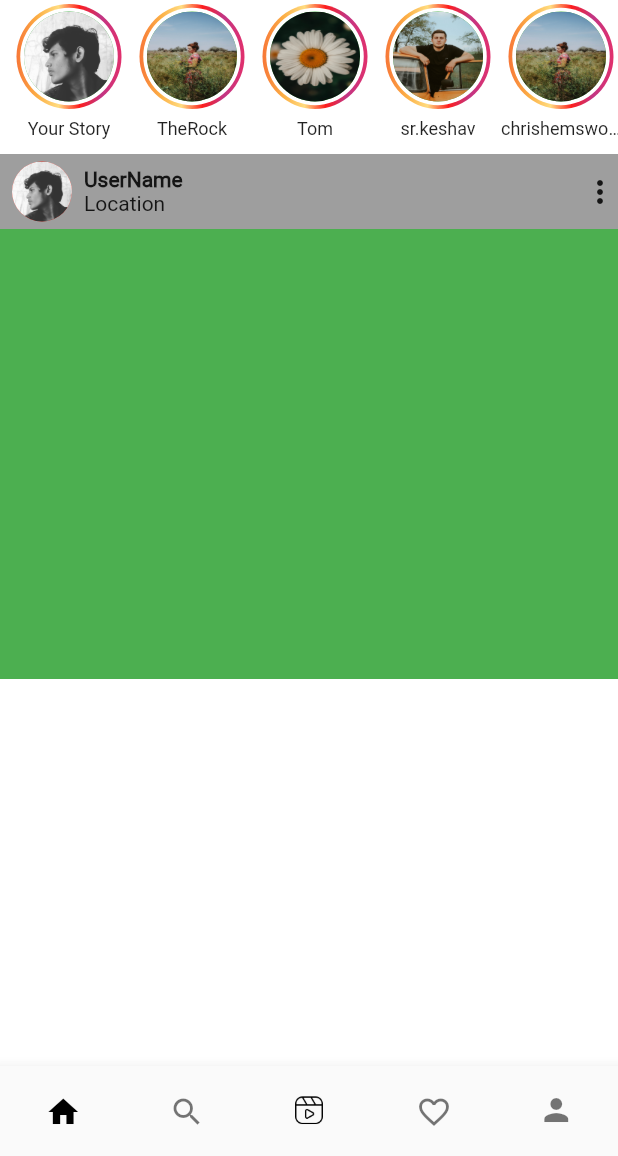
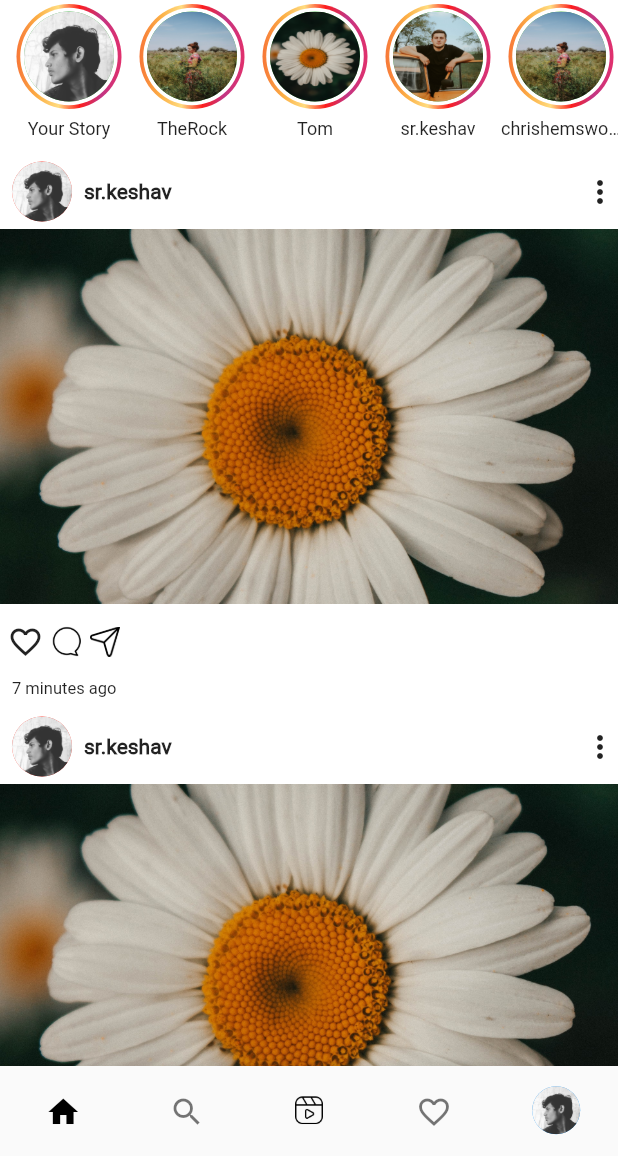
Before and after one commit to KESHAVBERG/Instagramclone, a Flutter app: the screen it shows after launch, on a phone screen of 412 x 824 dp, the part 80-1236 px from its top. Run offline on Flutter 3.47's test engine with Material 2 defaults, Android fonts, the phone set to English and light mode, and no system bars.

Commit message:
done with the feeds

```diff
--- a/lib/consts/feedPosts.dart
+++ b/lib/consts/feedPosts.dart
@@ -1,15 +1,55 @@
 import 'package:flutter/material.dart';
 
 
-Container postContainer(context){
+Container postContainer(context, String userName, String imgloaction, String profilePic){
   return
     Container(
-      height: 350,
+      height: 370,
       width: MediaQuery.of(context).size.width,
-      color: Colors.green,
+      // color: Colors.green,
       child: Column(
+        crossAxisAlignment: CrossAxisAlignment.start,
         children: [
-          FeedPostHeader(context),
+          FeedPostHeader(context, userName,profilePic),
+          imageholder(imgloaction),
+          Container(
+            padding: EdgeInsets.symmetric(horizontal: 5),
+            height:50,
+            // color: Colors.lightBlue,
+            child: Row(
+              children: [
+                Icon(Icons.favorite_border),
+                SizedBox(width: 3,),
+                Container(
+                  height: 25,
+                  width: 25,
+                  decoration:const BoxDecoration(
+                    image: DecorationImage(
+                      fit: BoxFit.contain,
+                      image: AssetImage('imgs/comment.png')
+                    )
+                  ),
+                ),
+                SizedBox(width: 3,),
+
+                Container(
+                  height: 20,
+                  width: 20,
+                  decoration:const BoxDecoration(
+                      image: DecorationImage(
+                          fit: BoxFit.contain,
+                          image: AssetImage('imgs/send.png')
+                      )
+                  ),
+                ),
+              ],
+            ),
+
+          ),
+          Padding(
+            padding: const EdgeInsets.fromLTRB(8.0,0,0,0),
+            child: Text("7 minutes ago", style: TextStyle(fontSize: 11),),
+          )
 
         ],
       ),
@@ -17,11 +57,10 @@ Container postContainer(context){
 }
 
 
-Container FeedPostHeader(context){
+Container FeedPostHeader(context, String userName,String profilePic){
   return  Container(
       height: 50,
       width: MediaQuery.of(context).size.width,
-      color: Colors.grey,
       child: Row(
         children: [
           Container(
@@ -33,7 +72,7 @@ Container FeedPostHeader(context){
                 shape: BoxShape.circle,
               image: DecorationImage(
                 fit: BoxFit.fill,
-                image:  AssetImage("imgs/userprofilepic.jpg")
+                image:  AssetImage(profilePic)
               )
             ),
           ),
@@ -42,10 +81,10 @@ Container FeedPostHeader(context){
             mainAxisAlignment: MainAxisAlignment.center,
             crossAxisAlignment: CrossAxisAlignment.start,
             children: [
-              Text("UserName", style: TextStyle(
-                  fontWeight: FontWeight.w700
+              Text(userName, style:const TextStyle(
+                  fontWeight: FontWeight.w600,
+                fontFamily: 'Roboto'
               ),),
-              Text("Location")
             ],
           ),
           new Spacer(), // I just added one line
@@ -55,3 +94,18 @@ Container FeedPostHeader(context){
       )
   );
 }
+
+Container imageholder(String imglocation){
+  return Container(
+    height: 250,
+    decoration: BoxDecoration(
+        color: Colors.black,
+
+        image: DecorationImage(
+            fit: BoxFit.cover,
+
+            image: AssetImage(imglocation),
+        )
+    ),
+  );
+}
--- a/lib/pages/feed.dart
+++ b/lib/pages/feed.dart
@@ -2,7 +2,6 @@ import 'package:flutter/material.dart';
 import 'package:functionlearner/consts/feedPosts.dart';
 import 'package:functionlearner/consts/stories.dart';
 import 'package:functionlearner/my_flutter_app_icons.dart';
-import 'package:persistent_bottom_nav_bar/persistent-tab-view.dart';
 
 class Feed extends StatefulWidget {
   const Feed({Key? key}) : super(key: key);
@@ -49,18 +48,19 @@ class _FeedState extends State<Feed> {
           height: MediaQuery.of(context).size.height,
           width: MediaQuery.of(context).size.width,
           child: ListView(
+            shrinkWrap: true,
             children: [
               storiesToView(context),
-              postContainer(context),
+
+              postContainer(context, "sr.keshav", "profilepics/p2.jpg", "imgs/userprofilepic.jpg"),
+              postContainer(context, "sr.keshav", "profilepics/p2.jpg", "imgs/userprofilepic.jpg"),
+              postContainer(context, "sr.keshav", "profilepics/p2.jpg", "imgs/userprofilepic.jpg"),
+              postContainer(context, "sr.keshav", "profilepics/p2.jpg", "imgs/userprofilepic.jpg"),
+
+
+
             ],
           ),
         ));
   }
 }
-// Container(
-// height: 30,
-// width: 30,
-// decoration: const BoxDecoration(
-// image: DecorationImage(
-// image: AssetImage("imgs/reelsiconpng.png"))),
-// ),
--- a/lib/pages/home.dart
+++ b/lib/pages/home.dart
@@ -103,7 +103,18 @@ class _HomeState extends State<Home> {
                       currentindex = 4;
                     });
                   },
-                  icon: Icon(Icons.person),
+                  icon: Container(
+                    height: 50,
+                    width: 50,
+                    decoration: BoxDecoration(
+                      color: Colors.blue,
+                      shape: BoxShape.circle,
+                      image: DecorationImage(
+                        fit: BoxFit.fill,
+                        image: AssetImage('imgs/userprofilepic.jpg')
+                      )
+                    ),
+                  ),
                 ),
                 label: ''),
           ],
```
Also changed, not shown: imgs/comment.png (added), imgs/send.png (added).
